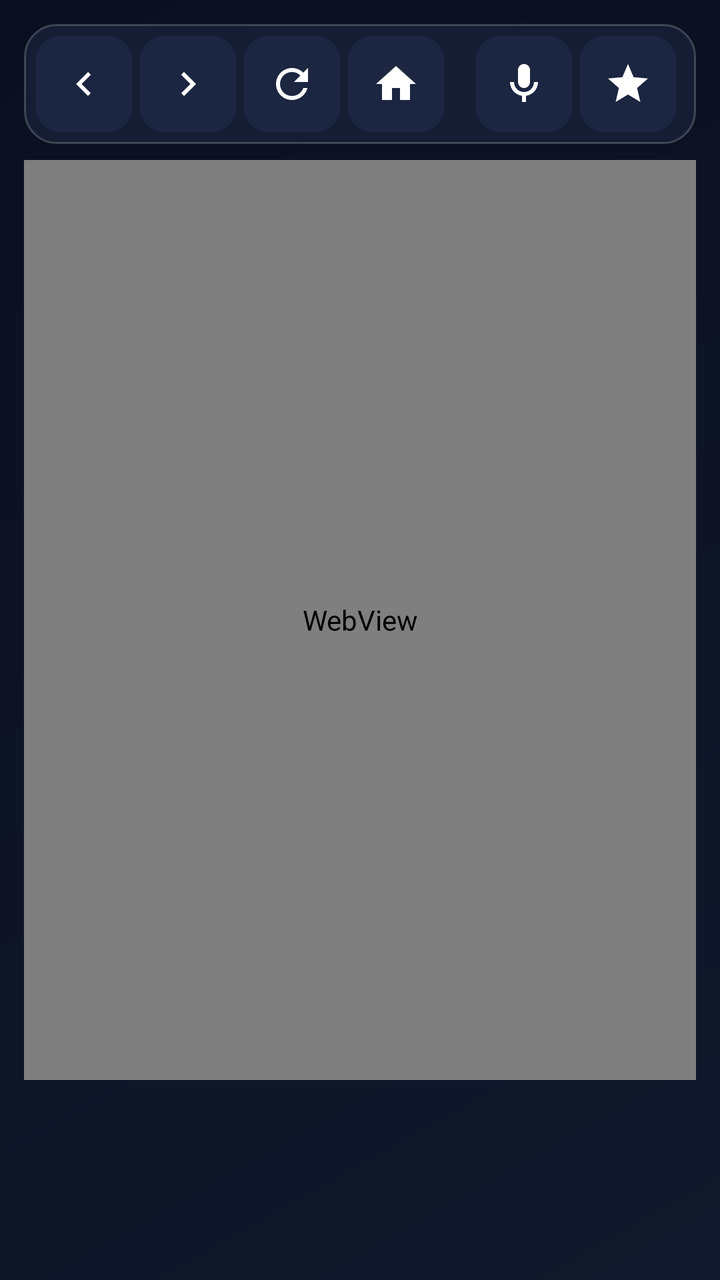
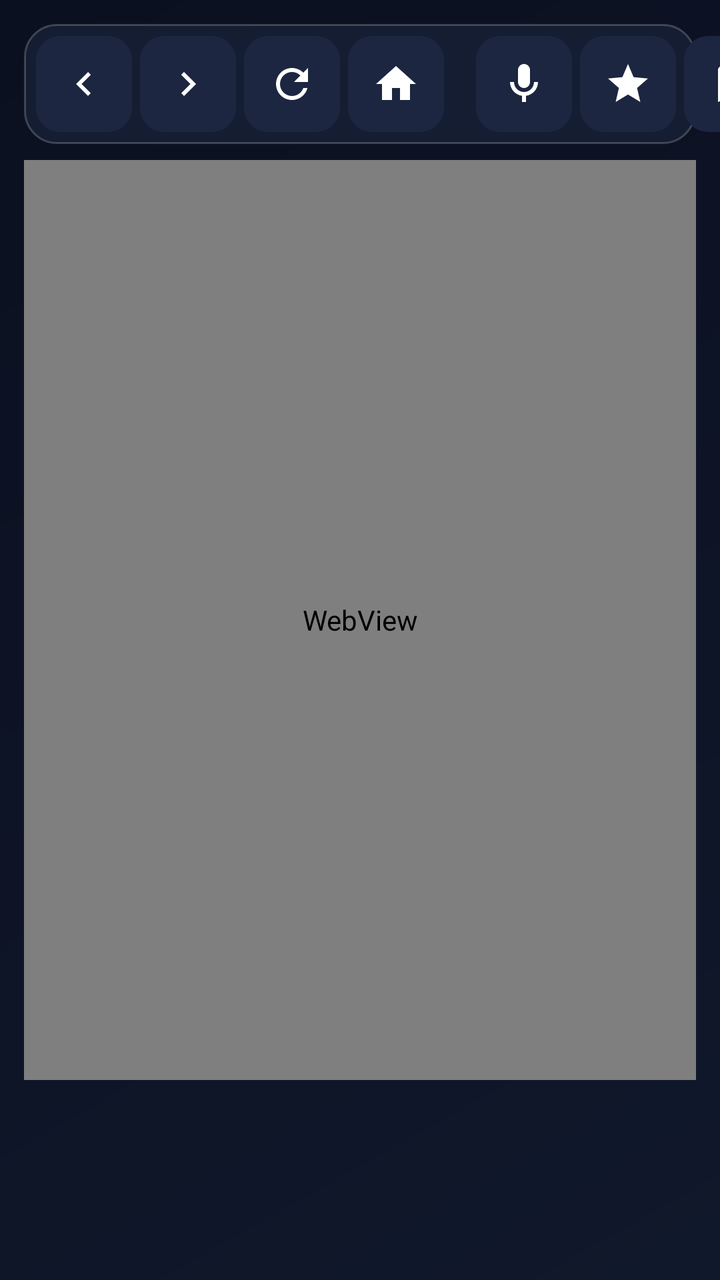

Screens rendered from an Android XML layout before and after an edit, with the pre-edit source and the edit as a unified diff.
<!-- AndroidManifest.xml: application theme Theme.TVNavBrowser -->
<!-- res/layout/activity_main.xml -->
<?xml version="1.0" encoding="utf-8"?>
<FrameLayout xmlns:android="http://schemas.android.com/apk/res/android"
    xmlns:app="http://schemas.android.com/apk/res-auto"
    android:id="@+id/rootLayout"
    android:layout_width="match_parent"
    android:layout_height="match_parent"
    android:background="@drawable/bg_screen">

    <LinearLayout
        android:layout_width="match_parent"
        android:layout_height="match_parent"
        android:orientation="vertical"
        android:padding="12dp">

        <LinearLayout
            android:id="@+id/toolbarContainer"
            android:layout_width="match_parent"
            android:layout_height="wrap_content"
            android:background="@drawable/bg_toolbar"
            android:gravity="center_vertical"
            android:orientation="horizontal"
            android:padding="6dp">

            <ImageButton
                android:id="@+id/btnBack"
                style="@style/ToolbarIconButton"
                android:src="@drawable/ic_nav_back"
                android:nextFocusRight="@id/btnForward"
                android:nextFocusDown="@id/webView"
                android:contentDescription="@string/nav_back" />

            <ImageButton
                android:id="@+id/btnForward"
                style="@style/ToolbarIconButton"
                android:layout_marginStart="4dp"
                android:src="@drawable/ic_nav_forward"
                android:nextFocusLeft="@id/btnBack"
                android:nextFocusRight="@id/btnRefresh"
                android:nextFocusDown="@id/webView"
                android:contentDescription="@string/nav_forward" />

            <ImageButton
                android:id="@+id/btnRefresh"
                style="@style/ToolbarIconButton"
                android:layout_marginStart="4dp"
                android:src="@drawable/ic_nav_refresh"
                android:nextFocusLeft="@id/btnForward"
                android:nextFocusRight="@id/btnHome"
                android:nextFocusDown="@id/webView"
                android:contentDescription="@string/nav_refresh" />

            <ImageButton
                android:id="@+id/btnHome"
                style="@style/ToolbarIconButton"
                android:layout_marginStart="4dp"
                android:src="@drawable/ic_nav_home"
                android:nextFocusLeft="@id/btnRefresh"
                android:nextFocusRight="@id/urlInput"
                android:nextFocusDown="@id/webView"
                android:contentDescription="@string/nav_home" />

            <EditText
                android:id="@+id/urlInput"
                android:layout_width="0dp"
                android:layout_height="44dp"
                android:layout_weight="1"
                android:layout_marginStart="8dp"
                android:layout_marginEnd="8dp"
                android:background="@drawable/bg_url_bar"
                android:hint="@string/url_hint"
                android:imeOptions="actionGo"
                android:inputType="textUri|textNoSuggestions"
                android:nextFocusLeft="@id/btnHome"
                android:nextFocusRight="@id/btnVoiceSearch"
                android:nextFocusDown="@id/webView"
                android:paddingStart="14dp"
                android:paddingEnd="14dp"
                android:singleLine="true"
                android:textColor="@color/text_primary"
                android:textColorHint="@color/text_secondary" />

            <ImageButton
                android:id="@+id/btnVoiceSearch"
                style="@style/ToolbarIconButton"
                android:src="@drawable/ic_nav_mic"
                android:nextFocusLeft="@id/urlInput"
                android:nextFocusRight="@id/btnBookmark"
                android:nextFocusDown="@id/webView"
                android:contentDescription="@string/voice_search_prompt" />

            <ImageButton
                android:id="@+id/btnBookmark"
                style="@style/ToolbarIconButton"
                android:layout_marginStart="4dp"
                android:src="@drawable/ic_nav_bookmark"
                android:nextFocusLeft="@id/btnVoiceSearch"
                android:nextFocusRight="@id/btnReadLater"
                android:nextFocusDown="@id/webView"
                android:contentDescription="@string/nav_bookmark" />

            <ImageButton
                android:id="@+id/btnReadLater"
                style="@style/ToolbarIconButton"
                android:layout_marginStart="4dp"
                android:src="@drawable/ic_read_later"
                android:nextFocusLeft="@id/btnBookmark"
                android:nextFocusRight="@id/btnShowBookmarks"
                android:nextFocusDown="@id/webView"
                android:contentDescription="@string/read_later_title" />

            <ImageButton
                android:id="@+id/btnShowBookmarks"
                style="@style/ToolbarIconButton"
                android:layout_marginStart="4dp"
                android:src="@drawable/ic_nav_bookmarks_list"
                android:nextFocusLeft="@id/btnReadLater"
                android:nextFocusRight="@id/btnShowHistory"
                android:nextFocusDown="@id/webView"
                android:contentDescription="@string/bookmarks" />

            <ImageButton
                android:id="@+id/btnShowHistory"
                style="@style/ToolbarIconButton"
                android:layout_marginStart="4dp"
                android:src="@drawable/ic_nav_history"
                android:nextFocusLeft="@id/btnShowBookmarks"
                android:nextFocusRight="@id/btnSummarize"
                android:nextFocusDown="@id/webView"
                android:contentDescription="@string/history" />

            <ImageButton
                android:id="@+id/btnSummarize"
                style="@style/ToolbarIconButton"
                android:layout_marginStart="4dp"
                android:src="@drawable/ic_nav_summarize"
                android:nextFocusLeft="@id/btnShowHistory"
                android:nextFocusRight="@id/btnGameMode"
                android:nextFocusDown="@id/webView"
                android:contentDescription="@string/nav_summarize" />

            <ImageButton
                android:id="@+id/btnGameMode"
                style="@style/ToolbarIconButton"
                android:layout_marginStart="4dp"
                android:src="@drawable/ic_nav_gamepad"
                android:visibility="gone"
                android:nextFocusLeft="@id/btnSummarize"
                android:nextFocusRight="@id/btnDesktopMode"
                android:nextFocusDown="@id/webView"
                android:contentDescription="@string/nav_game_mode" />

            <ImageButton
                android:id="@+id/btnDesktopMode"
                style="@style/ToolbarIconButton"
                android:layout_marginStart="4dp"
                android:src="@drawable/ic_nav_desktop"
                android:nextFocusLeft="@id/btnGameMode"
                android:nextFocusRight="@id/btnDarkMode"
                android:nextFocusDown="@id/webView"
                android:contentDescription="@string/nav_desktop_mode" />

            <ImageButton
                android:id="@+id/btnDarkMode"
                style="@style/ToolbarIconButton"
                android:layout_marginStart="4dp"
                android:src="@drawable/ic_nav_dark_mode"
                android:nextFocusLeft="@id/btnDesktopMode"
                android:nextFocusRight="@id/btnSettings"
                android:nextFocusDown="@id/webView"
                android:contentDescription="@string/nav_dark_mode" />

            <ImageButton
                android:id="@+id/btnSettings"
                style="@style/ToolbarIconButton"
                android:layout_marginStart="4dp"
                android:src="@drawable/ic_nav_settings"
                android:nextFocusLeft="@id/btnDarkMode"
                android:nextFocusRight="@id/btnFullscreen"
                android:nextFocusDown="@id/webView"
                android:contentDescription="@string/settings" />

            <ImageButton
                android:id="@+id/btnFullscreen"
                style="@style/ToolbarIconButton"
                android:layout_marginStart="4dp"
                android:src="@drawable/ic_nav_fullscreen"
                android:nextFocusLeft="@id/btnSettings"
                android:nextFocusDown="@id/webView"
                android:contentDescription="@string/nav_fullscreen" />

        </LinearLayout>

        <ProgressBar
            android:id="@+id/progressBar"
            style="?android:attr/progressBarStyleHorizontal"
            android:layout_width="match_parent"
            android:layout_height="4dp"
            android:layout_marginTop="8dp"
            android:indeterminate="false"
            android:max="100"
            android:progress="0"
            android:progressDrawable="@drawable/progress_page"
            android:visibility="gone" />

        
        <HorizontalScrollView
            android:id="@+id/bookmarkBar"
            android:layout_width="match_parent"
            android:layout_height="wrap_content"
            android:layout_marginTop="6dp"
            android:background="@drawable/bg_toolbar"
            android:fillViewport="true"
            android:scrollbars="none"
            android:padding="6dp"
            android:visibility="gone">

            <LinearLayout
                android:id="@+id/bookmarkBarContainer"
                android:layout_width="wrap_content"
                android:layout_height="wrap_content"
                android:gravity="center_vertical"
                android:orientation="horizontal" />

        </HorizontalScrollView>

        <FrameLayout
            android:id="@+id/webViewContainer"
            android:layout_width="match_parent"
            android:layout_height="0dp"
            android:layout_marginTop="8dp"
            android:layout_weight="1"
            android:background="@drawable/bg_webview_frame">

            <WebView
                android:id="@+id/webView"
                android:layout_width="match_parent"
                android:layout_height="match_parent"
                android:focusable="true"
                android:focusableInTouchMode="true"
                android:nextFocusUp="@id/urlInput" />

            <TextView
                android:id="@+id/tvInputHint"
                android:layout_width="wrap_content"
                android:layout_height="wrap_content"
                android:layout_gravity="bottom|end"
                android:layout_margin="12dp"
                android:background="@drawable/bg_input_hint"
                android:paddingStart="12dp"
                android:paddingTop="6dp"
                android:paddingEnd="12dp"
                android:paddingBottom="6dp"
                android:text="@string/input_hint_default"
                android:textColor="@color/text_secondary"
                android:textSize="12sp"
                android:visibility="gone" />
        </FrameLayout>

        <FrameLayout
            android:id="@+id/adContainer"
            android:layout_width="match_parent"
            android:layout_height="wrap_content"
            android:layout_marginTop="8dp"
            android:minHeight="80dp" />

    </LinearLayout>

    <FrameLayout
        android:id="@+id/customViewContainer"
        android:layout_width="match_parent"
        android:layout_height="match_parent"
        android:background="#000000"
        android:visibility="gone" />

    
    <FrameLayout
        android:id="@+id/summaryOverlayContainer"
        android:layout_width="match_parent"
        android:layout_height="match_parent"
        android:background="#A6000000"
        android:clickable="true"
        android:focusable="true"
        android:visibility="gone">

        <LinearLayout
            android:id="@+id/cardSummary"
            android:layout_width="match_parent"
            android:layout_height="wrap_content"
            android:layout_gravity="center"
            android:layout_marginStart="24dp"
            android:layout_marginEnd="24dp"
            android:background="@drawable/bg_overlay_card"
            android:orientation="vertical"
            android:padding="24dp">

            <LinearLayout
                android:layout_width="match_parent"
                android:layout_height="wrap_content"
                android:gravity="center_vertical"
                android:orientation="horizontal">

                <ImageView
                    android:layout_width="28dp"
                    android:layout_height="28dp"
                    android:src="@drawable/ic_nav_summarize"
                    app:tint="@color/accent"
                    android:contentDescription="@string/ai_summary_heading" />

                <TextView
                    android:id="@+id/tvSummaryTitle"
                    android:layout_width="0dp"
                    android:layout_height="wrap_content"
                    android:layout_marginStart="12dp"
                    android:layout_weight="1"
                    android:text="@string/ai_summary_heading"
                    android:textColor="@color/accent"
                    android:textSize="20sp"
                    android:textStyle="bold" />

                <ImageButton
                    android:id="@+id/btnCloseSummaryIcon"
                    style="@style/ToolbarIconButton"
                    android:src="@drawable/ic_nav_fullscreen_exit"
                    android:contentDescription="@string/ai_summary_close" />
            </LinearLayout>

            <ScrollView
                android:layout_width="match_parent"
                android:layout_height="260dp"
                android:layout_marginTop="16dp"
                android:background="#20000000"
                android:padding="12dp">

                <TextView
                    android:id="@+id/tvSummaryContent"
                    android:layout_width="match_parent"
                    android:layout_height="wrap_content"
                    android:lineSpacingExtra="4dp"
                    android:textColor="@color/text_primary"
                    android:textSize="15sp" />
            </ScrollView>

            <LinearLayout
                android:layout_width="match_parent"
                android:layout_height="wrap_content"
                android:layout_marginTop="20dp"
                android:gravity="end"
                android:orientation="horizontal">

                <Button
                    android:id="@+id/btnCopySummary"
                    style="@style/ToolbarButton"
                    android:layout_width="wrap_content"
                    android:layout_height="48dp"
                    android:drawableStart="@drawable/ic_copy"
                    android:drawablePadding="8dp"
                    android:focusable="true"
                    android:text="@string/ai_summary_copy" />

                <Button
                    android:id="@+id/btnCloseSummary"
                    style="@style/ToolbarButton"
                    android:layout_width="wrap_content"
                    android:layout_height="48dp"
                    android:layout_marginStart="12dp"
                    android:focusable="true"
                    android:text="@string/ai_summary_close" />
            </LinearLayout>

        </LinearLayout>
    </FrameLayout>

    
    <FrameLayout
        android:id="@+id/voiceOverlay"
        android:layout_width="wrap_content"
        android:layout_height="wrap_content"
        android:layout_gravity="top|center_horizontal"
        android:layout_marginTop="24dp"
        android:background="@drawable/bg_overlay_card"
        android:padding="16dp"
        android:visibility="gone">

        <LinearLayout
            android:layout_width="wrap_content"
            android:layout_height="wrap_content"
            android:gravity="center_vertical"
            android:orientation="horizontal">

            <ImageView
                android:layout_width="32dp"
                android:layout_height="32dp"
                android:src="@drawable/ic_nav_mic"
                app:tint="#EF4444"
                android:contentDescription="@string/voice_status_listening" />

            <TextView
                android:id="@+id/tvVoiceStatus"
                android:layout_width="wrap_content"
                android:layout_height="wrap_content"
                android:layout_marginStart="12dp"
                android:text="@string/voice_search_prompt"
                android:textColor="@color/text_primary"
                android:textSize="16sp"
                android:textStyle="bold" />
        </LinearLayout>
    </FrameLayout>

    
    <FrameLayout
        android:id="@+id/gameModeOverlay"
        android:layout_width="wrap_content"
        android:layout_height="wrap_content"
        android:layout_gravity="top|center_horizontal"
        android:layout_marginTop="20dp"
        android:background="@drawable/bg_input_hint"
        android:paddingStart="18dp"
        android:paddingTop="10dp"
        android:paddingEnd="18dp"
        android:paddingBottom="10dp"
        android:elevation="8dp"
        android:visibility="gone">

        <TextView
            android:id="@+id/tvGameModeStatus"
            android:layout_width="wrap_content"
            android:layout_height="wrap_content"
            android:text="@string/game_mode_active_hint"
            android:textColor="@color/accent"
            android:textSize="14sp"
            android:textStyle="bold" />
    </FrameLayout>

    
    <View
        android:id="@+id/cursorRipple"
        android:layout_width="48dp"
        android:layout_height="48dp"
        android:background="@drawable/bg_cursor_ripple"
        android:clickable="false"
        android:focusable="false"
        android:visibility="gone" />

    <ImageView
        android:id="@+id/ivCursor"
        android:layout_width="30dp"
        android:layout_height="30dp"
        android:clickable="false"
        android:focusable="false"
        android:contentDescription="@string/cursor_content_desc"
        android:src="@drawable/ic_cursor_pointer"
        android:visibility="gone" />

</FrameLayout>
<!-- resources referenced by this layout -->
<resources>
  <color name="accent">#FFFFC857</color>
  <color name="text_primary">#FFFFFFFF</color>
  <color name="text_secondary">#B3FFFFFF</color>
  <string name="ai_summary_close">Close</string>
  <string name="ai_summary_copy">Copy to Clipboard</string>
  <string name="ai_summary_heading">Gemini AI Page Summary</string>
  <string name="bookmarks">Bookmarks</string>
  <string name="cursor_content_desc">Virtual mouse pointer</string>
  <string name="game_mode_active_hint">🎮 Game Mode Active · D-pad controls character · Press BACK to exit</string>
  <string name="history">History</string>
  <string name="input_hint_default">Remote: D-pad to navigate · OK to select</string>
  <string name="nav_back">Back</string>
  <string name="nav_bookmark">Save</string>
  <string name="nav_dark_mode">Night Mode</string>
  <string name="nav_desktop_mode">Toggle Desktop Site</string>
  <string name="nav_forward">Forward</string>
  <string name="nav_fullscreen">Fullscreen</string>
  <string name="nav_game_mode">Game Mode</string>
  <string name="nav_home">Home</string>
  <string name="nav_refresh">Reload</string>
  <string name="nav_summarize">Summarize Page</string>
  <string name="read_later_title">Read Later</string>
  <string name="settings">Settings</string>
  <string name="url_hint">Search or enter URL</string>
  <string name="voice_search_prompt">Speak a website, search query, or command…</string>
  <string name="voice_status_listening">Listening… Speak command or search query</string>
  <style name="ToolbarButton" parent="@android:style/Widget.Button">
          <item name="android:layout_height">48dp</item>
          <item name="android:minWidth">48dp</item>
          <item name="android:paddingStart">14dp</item>
          <item name="android:paddingEnd">14dp</item>
          <item name="android:textAllCaps">false</item>
          <item name="android:textColor">@color/text_primary</item>
          <item name="android:textSize">14sp</item>
          <item name="android:background">@drawable/bg_toolbar_btn</item>
          <item name="android:focusable">true</item>
          <item name="android:focusableInTouchMode">true</item>
      </style>
  <style name="ToolbarIconButton">
          <item name="android:layout_width">48dp</item>
          <item name="android:layout_height">48dp</item>
          <item name="android:padding">12dp</item>
          <item name="android:scaleType">centerInside</item>
          <item name="android:background">@drawable/bg_toolbar_btn</item>
          <item name="android:tint">@color/text_primary</item>
          <item name="android:focusable">true</item>
          <item name="android:focusableInTouchMode">true</item>
      </style>
  <style name="Theme.TVNavBrowser" parent="Theme.AppCompat.NoActionBar">
          <item name="colorPrimary">@color/bg_dark</item>
          <item name="colorPrimaryVariant">@color/black</item>
          <item name="colorOnPrimary">@color/white</item>
          <item name="colorSecondary">@color/accent</item>
          <item name="colorSecondaryVariant">@color/accent_dark</item>
          <item name="colorOnSecondary">@color/black</item>
          <item name="android:windowFullscreen">true</item>
          <item name="android:windowBackground">@color/bg_dark</item>
      </style>
  <color name="accent_soft">#33FFC857</color>
  <color name="divider">#33FFFFFF</color>
  <color name="bg_dark">#FF0B1020</color>
  <color name="bg_toolbar">#FF151D33</color>
  <color name="bg_card">#FF1C2640</color>
  <color name="black">#FF000000</color>
  <color name="white">#FFFFFFFF</color>
  <color name="accent_dark">#FFE6A819</color>
  <!-- unchanged entries left out for length: 27 -->
</resources>

<!-- the commit's change to res/layout/activity_main.xml (unified diff, before → after) -->
@@ -4,12 +4,16 @@
     android:id="@+id/rootLayout"
     android:layout_width="match_parent"
     android:layout_height="match_parent"
+    android:clipChildren="false"
+    android:clipToPadding="false"
     android:background="@drawable/bg_screen">
 
     <LinearLayout
         android:layout_width="match_parent"
         android:layout_height="match_parent"
         android:orientation="vertical"
+        android:clipChildren="false"
+        android:clipToPadding="false"
         android:padding="12dp">
 
         <LinearLayout
@@ -19,6 +23,8 @@
             android:background="@drawable/bg_toolbar"
             android:gravity="center_vertical"
             android:orientation="horizontal"
+            android:clipChildren="false"
+            android:clipToPadding="false"
             android:padding="6dp">
 
             <ImageButton
@@ -211,6 +217,8 @@
             android:background="@drawable/bg_toolbar"
             android:fillViewport="true"
             android:scrollbars="none"
+            android:clipChildren="false"
+            android:clipToPadding="false"
             android:padding="6dp"
             android:visibility="gone">
 
@@ -219,6 +227,8 @@
                 android:layout_width="wrap_content"
                 android:layout_height="wrap_content"
                 android:gravity="center_vertical"
+                android:clipChildren="false"
+                android:clipToPadding="false"
                 android:orientation="horizontal" />
 
         </HorizontalScrollView>
<!-- resource entries referenced after the edit -->
@@ -32,7 +32,7 @@
           <item name="android:paddingStart">14dp</item>
           <item name="android:paddingEnd">14dp</item>
           <item name="android:textAllCaps">false</item>
-          <item name="android:textColor">@color/text_primary</item>
+          <item name="android:textColor">?android:attr/textColorPrimary</item>
           <item name="android:textSize">14sp</item>
           <item name="android:background">@drawable/bg_toolbar_btn</item>
           <item name="android:focusable">true</item>
@@ -44,7 +44,7 @@
           <item name="android:padding">12dp</item>
           <item name="android:scaleType">centerInside</item>
           <item name="android:background">@drawable/bg_toolbar_btn</item>
-          <item name="android:tint">@color/text_primary</item>
+          <item name="android:tint">?android:attr/textColorPrimary</item>
           <item name="android:focusable">true</item>
           <item name="android:focusableInTouchMode">true</item>
       </style>
@@ -55,6 +55,9 @@
           <item name="colorSecondary">@color/accent</item>
           <item name="colorSecondaryVariant">@color/accent_dark</item>
           <item name="colorOnSecondary">@color/black</item>
+          <item name="colorAccent">@color/accent</item>
+          <item name="android:textColorPrimary">@color/text_primary</item>
+          <item name="android:textColorSecondary">@color/text_secondary</item>
           <item name="android:windowFullscreen">true</item>
           <item name="android:windowBackground">@color/bg_dark</item>
       </style>
